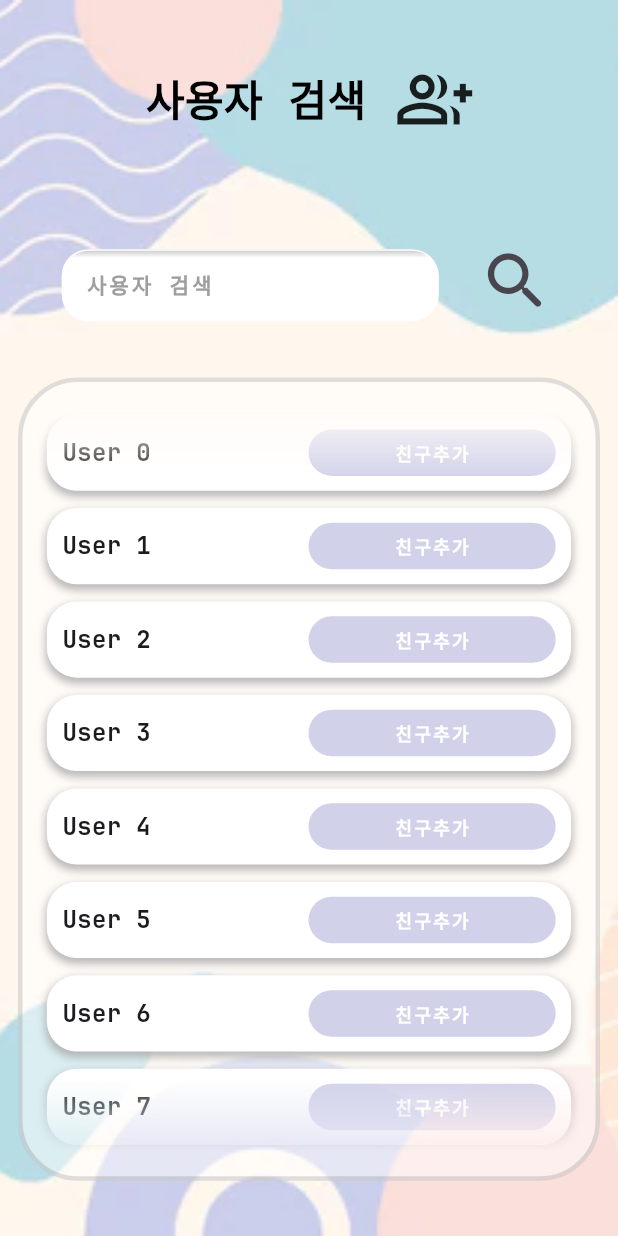
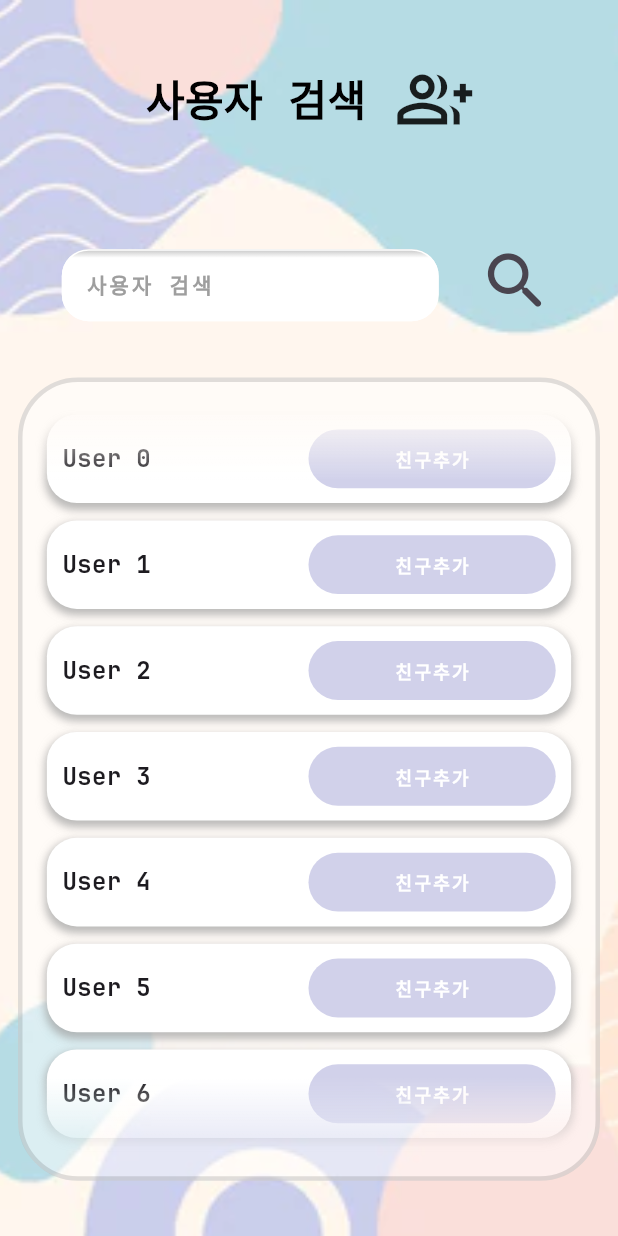
Before and after one commit to NoGravyBeef/SWE, a Flutter app: the UserSearchScreen screen opened directly, on a phone screen of 412 x 824 dp. Run offline on Flutter 3.47's test engine with Material 3 defaults, Android fonts, the phone set to English and light mode, and no system bars.

Commit message:
사용자 검색부분 살짝 수정함.

```diff
--- a/lib/screens/user_search_screen.dart
+++ b/lib/screens/user_search_screen.dart
@@ -203,6 +203,11 @@ class _UserSearchScreenState extends State<UserSearchScreen> {
                               ),
                               // 친구 추가 버튼
                               Container(
+                                padding: EdgeInsets.fromLTRB(
+                                    0,
+                                    screenSize.height * 0.005,
+                                    0,
+                                    screenSize.height * 0.005),
                                 decoration: BoxDecoration(
                                   color: const Color(0xffd1d1ea),
                                   borderRadius: BorderRadius.circular(25),
```
Also changed, not shown: 1 other file.
